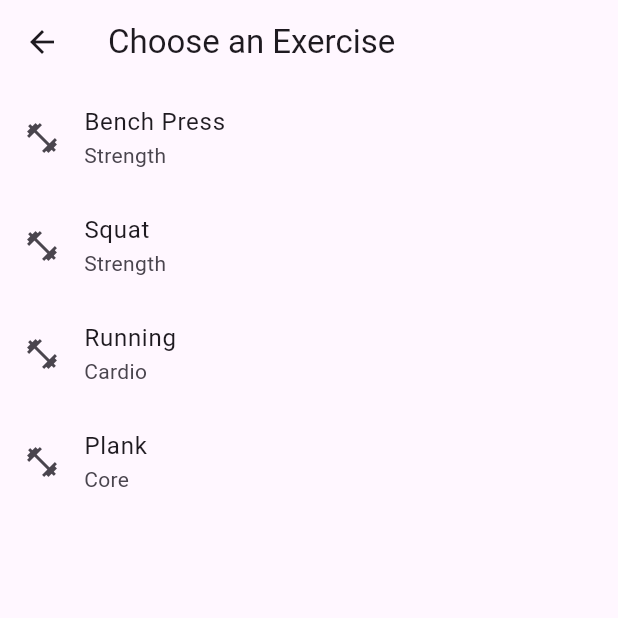
After one commit to Cs3541/GroupProjectH, a Flutter app: the ExerciseListScreen screen opened directly, on a phone screen of 412 x 824 dp, the top half of it. The commit adds this screen. Run offline on Flutter 3.47's test engine with Material 3 defaults, Android fonts, the phone set to English and light mode, and no system bars; our stand-ins replace firebase_core, image_picker, loading_animation_widget; accounts and stored records are empty.

Commit message:
Added ability to add exercise to routine by selecting exercise from list

```diff
--- a/lib/presenters/exercise_presenter.dart
+++ b/lib/presenters/exercise_presenter.dart
@@ -6,28 +6,22 @@ class ExercisePresenter {
     Exercise(
       id: 'bench_press',
       name: 'Bench Press',
-      sets: 3,
-      reps: 8,
-      weight: 135,
+      category: 'Strength',
     ),
     Exercise(
       id: 'squat',
       name: 'Squat',
-      sets: 3,
-      reps: 10,
-      weight: 135,
+      category: 'Strength',
     ),
     Exercise(
       id: 'running',
       name: 'Running',
-      duration: 1800,
-      distance: 5000,
+      category: 'Cardio',
     ),
     Exercise(
       id: 'plank',
       name: 'Plank',
-      sets: 3,
-      duration: 60,
+      category: 'Core',
     ),
   ];
 
--- /dev/null
+++ b/lib/views/exercise_list_screen.dart
@@ -0,0 +1,34 @@
+import 'package:flutter/material.dart';
+import '../presenters/exercise_presenter.dart';
+
+class ExerciseListScreen extends StatelessWidget {
+  final ExercisePresenter _exercisePresenter = ExercisePresenter();
+  final bool isSelecting; // true when opened to pick an exercise
+
+  ExerciseListScreen({super.key, this.isSelecting = false});
+
+  @override
+  Widget build(BuildContext context) {
+    final exercises = _exercisePresenter.getAllExercises();
+
+    return Scaffold(
+      appBar: AppBar(
+        title: Text(isSelecting ? 'Choose an Exercise' : 'Exercise List'),
+      ),
+      body: ListView.builder(
+        itemCount: exercises.length,
+        itemBuilder: (context, index) {
+          final exercise = exercises[index];
+          return ListTile(
+            leading: const Icon(Icons.fitness_center),
+            title: Text(exercise.name),
+            subtitle: Text(exercise.category),
+            onTap: isSelecting
+                ? () => Navigator.pop(context, exercise) // send it back
+                : null,
+          );
+        },
+      ),
+    );
+  }
+}
--- a/lib/views/routine_list_screen.dart
+++ b/lib/views/routine_list_screen.dart
@@ -44,7 +44,7 @@ class _RoutineListScreenState extends State<RoutineListScreen> {
               ),
               title: Text(routine.name),
               subtitle: Text(
-                '${routine.workoutNames.length} exercises',
+                '${routine.exercises.length} exercises',
               ),
               trailing: const Icon(Icons.chevron_right),
               onTap: () async {
--- a/pubspec.yaml
+++ b/pubspec.yaml
@@ -15,6 +15,7 @@ dependencies:
   firebase_database: ^11.3.5
   loading_animation_widget: ^1.3.0
   image_picker: ^1.2.0
+  uuid: ^4.6.0
 
 
 dev_dependencies:
```
Also changed, not shown: lib/models/exercise_model.dart (+4 -19 lines), lib/models/routine_exercise_model.dart (added, +43 -0 lines), lib/models/routine_model.dart (+8 -4 lines), lib/presenters/routine_presenter.dart (+29 -15 lines), lib/views/main_navigation.dart (+7 -0 lines), lib/views/routine_screen.dart (+26 -8 lines), lib/views/exercise_screen.dart (deleted), pubspec.lock.
